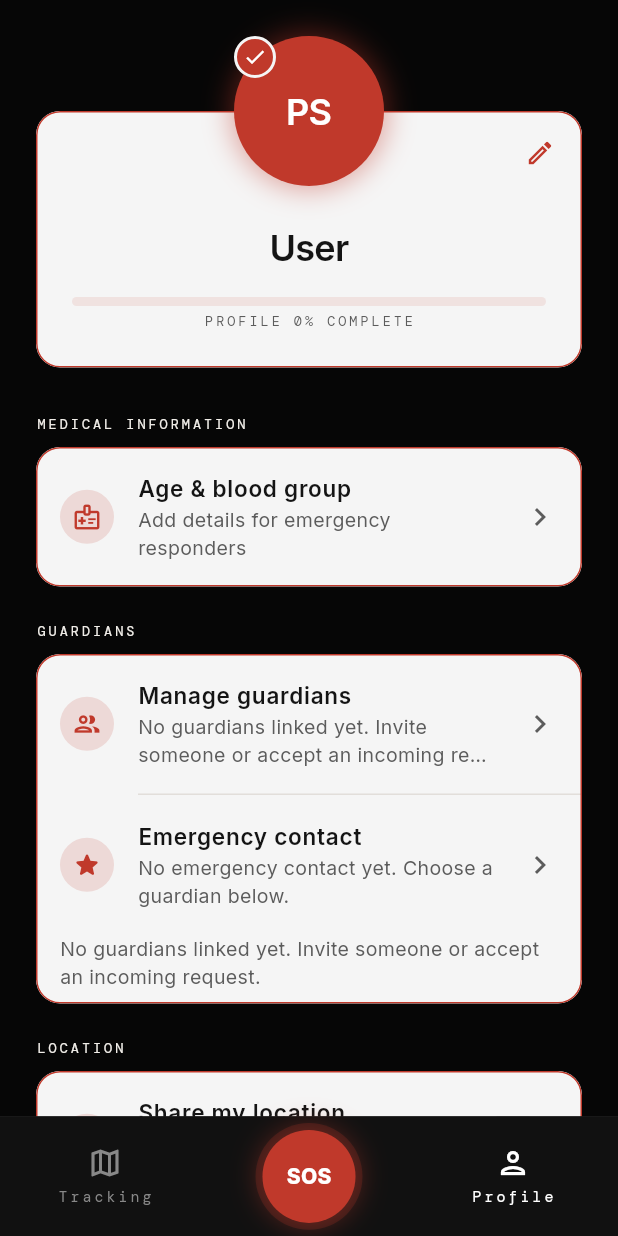
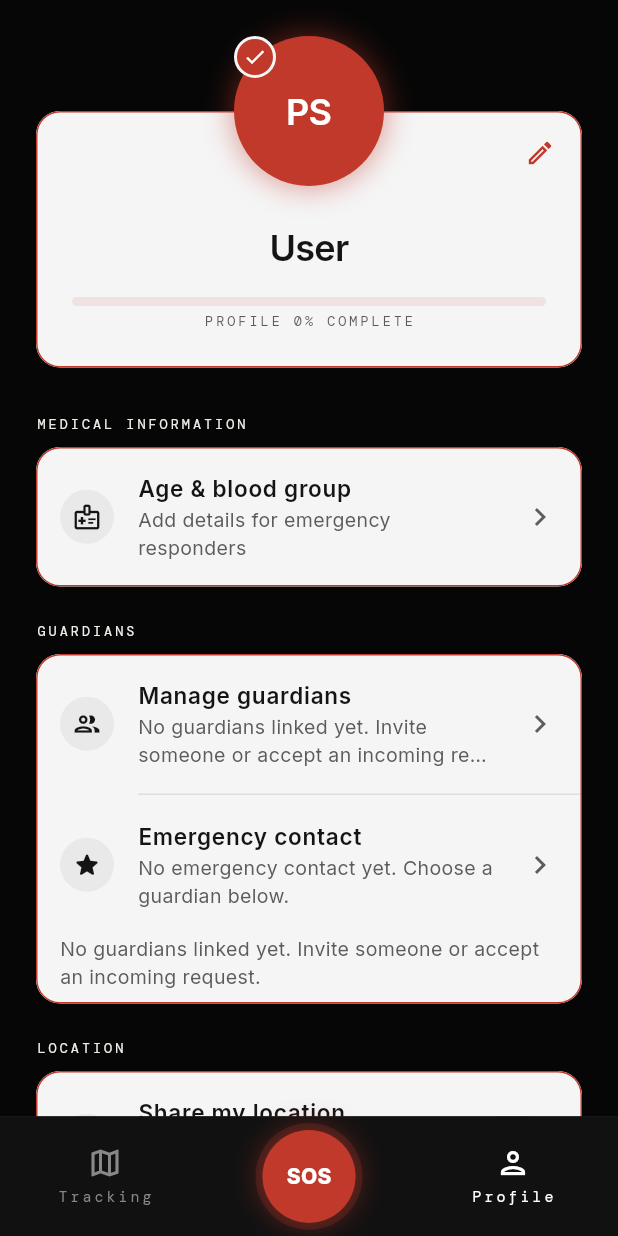
Before and after one commit to ujwalbholan/surakshya-frontend, a Flutter app: the DashboardShell screen opened by its route, item 3 of the bottom bar chosen, on a phone screen of 412 x 824 dp. Run offline on Flutter 3.47's test engine with Material 3 defaults, Android fonts, the phone set to English and light mode, and no system bars; our stand-ins replace battery_plus, flutter_blue_plus, flutter_local_notifications, flutter_map, flutter_riverpod, flutter_secure_storage and 10 more; missing offline and left inert: surakshya; accounts and stored records are empty; network calls fail.

Commit message:
style(profile): black row-icon glyphs on off-white circles, crimson kept to borders

```diff
--- a/surakshya-app/lib/features/dashboard/profile/widgets/profile_section_card.dart
+++ b/surakshya-app/lib/features/dashboard/profile/widgets/profile_section_card.dart
@@ -102,9 +102,10 @@ class ProfileSettingsCard extends StatelessWidget {
       );
 }
 
-/// Crimson-tinted circular leading icon for Profile list rows (D9).
+/// Circular leading icon for Profile list rows: black glyph on an
+/// off-white circle, so crimson stays reserved for the card borders.
 class ProfileRowIcon extends StatelessWidget {
-  const ProfileRowIcon(this.icon, {super.key, this.color = surakshaCrimson});
+  const ProfileRowIcon(this.icon, {super.key, this.color = surakshaOnLight});
 
   final IconData icon;
   final Color color;
@@ -114,9 +115,9 @@ class ProfileRowIcon extends StatelessWidget {
         width: kProfileRowIconCircleSize,
         height: kProfileRowIconCircleSize,
         alignment: Alignment.center,
-        decoration: BoxDecoration(
+        decoration: const BoxDecoration(
           shape: BoxShape.circle,
-          color: color.withValues(alpha: kProfileRowIconBgAlpha),
+          color: surakshaLightSurfaceAlt,
         ),
         child: Icon(icon, size: kProfileRowIconSize, color: color),
       );
--- a/surakshya-app/lib/theme/suraksha_colors.dart
+++ b/surakshya-app/lib/theme/suraksha_colors.dart
@@ -61,6 +61,9 @@ const Color surakshaOnLightMuted = Color(0xFF5C5C5C);
 /// Hairline dividers on [surakshaLightSurface].
 const Color surakshaOnLightDivider = Color(0xFFE2DEDA);
 
+/// Slightly darker white than [surakshaLightSurface] for icon circles.
+const Color surakshaLightSurfaceAlt = Color(0xFFE9E9E9);
+
 const Color dashboardBg = Color(0xFF060606);
 const Color dashboardCard = Color(0xFF0E0E0E);
 const Color dashboardBorder = Color(0xFF1C1C1C);
```
